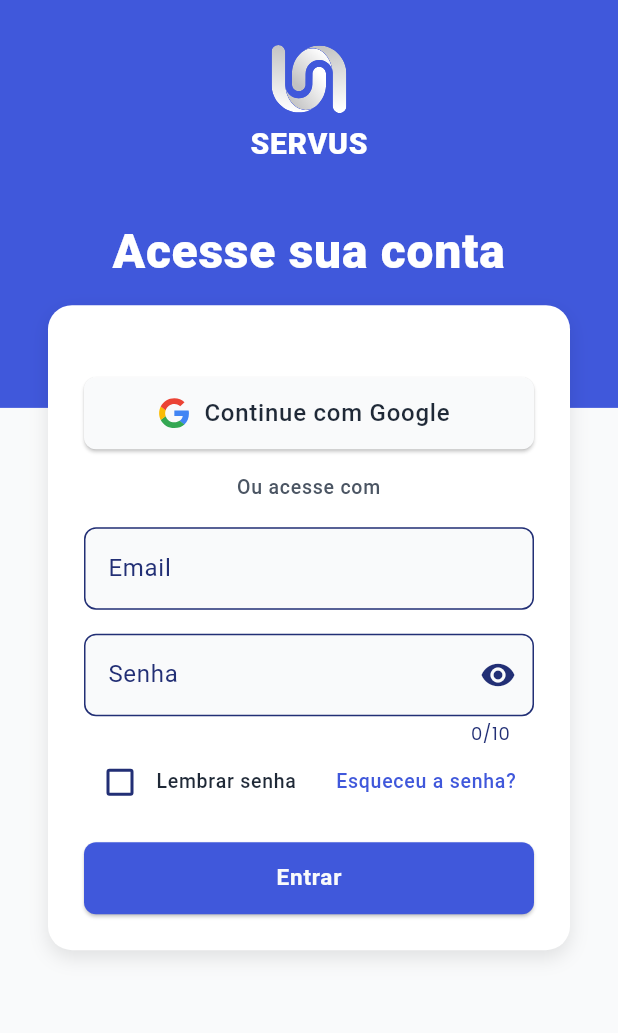
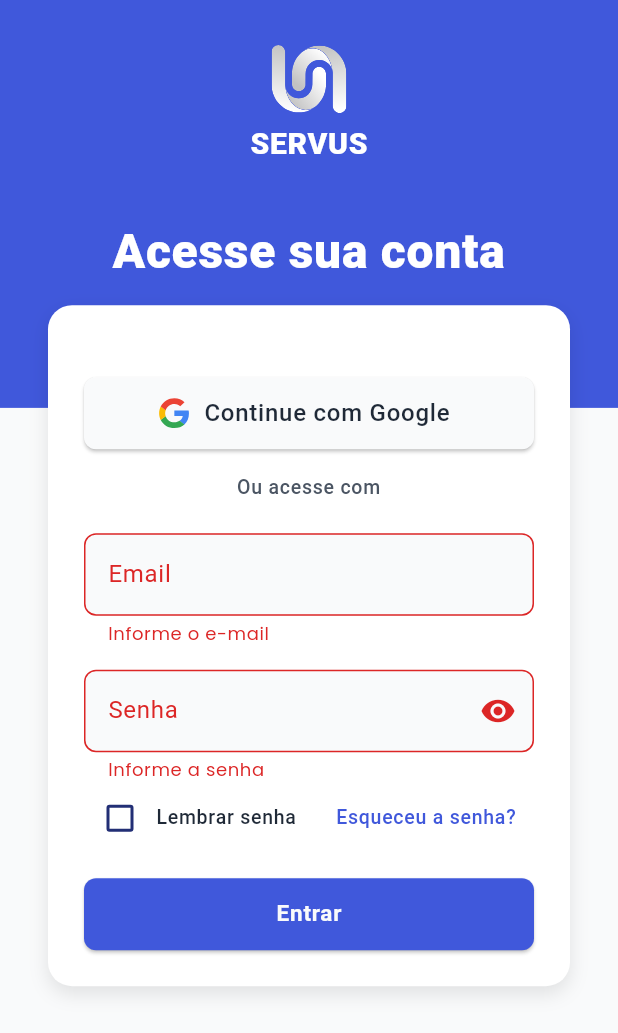
Before and after one commit to AndersonASP/servus_app, a Flutter app: the LoginScreen screen opened by its route, after a tap on "Entrar", on a phone screen of 412 x 824 dp. Shown: the top 1033 px of the screen. Run offline on Flutter 3.47's test engine with Material 3 defaults, Android fonts, the light colour scheme and no system bars; our stand-ins replace flutter_slidable, flutter_svg, go_router, google_fonts; network calls fail.

Commit message:
Create dashboard and login adjust

```diff
--- a/lib/core/theme/color_scheme.dart
+++ b/lib/core/theme/color_scheme.dart
@@ -10,4 +10,8 @@
   static const textMedium = Color(0xFF4B5563);   // Texto secundário
   static const border = Color(0xFFE5E7EB);       // Linhas, divisórias
   static const error = Color(0xFFDC2626);        // Erros
+  static const cardBackground = Color(0xFFDDE3FF); // para cartões e containers
+  static const funcoesBackground = Color(0xFF637DFF); // para cartões e containers
+  static const teste = Color(0xFFE0B200); // verde material para “ação confirmada”
+  static const teste2 = Color(0xFF43A047); // verde material para “ação confirmada”
 }
--- a/lib/core/theme/light_theme.dart
+++ b/lib/core/theme/light_theme.dart
@@ -3,6 +3,7 @@
 import 'package:servus_app/core/theme/color_scheme.dart';
 
 final ThemeData lightTheme = ThemeData(
+
   textTheme: GoogleFonts.poppinsTextTheme(ThemeData.dark().textTheme).copyWith(
     bodyLarge: TextStyle(color: ServusColors.surface),
     bodyMedium: TextStyle(color: ServusColors.surface),
--- a/lib/features/login/login_screen.dart
+++ b/lib/features/login/login_screen.dart
@@ -1,4 +1,5 @@
 import 'package:flutter/material.dart';
+import 'package:go_router/go_router.dart';
 import 'package:provider/provider.dart';
 import 'package:servus_app/core/theme/color_scheme.dart';
 import 'package:servus_app/core/theme/context_extension.dart';
@@ -12,11 +13,12 @@
   Widget build(BuildContext context) {
     final screenHeight = MediaQuery.of(context).size.height;
     final statusBarHeight = MediaQuery.of(context).padding.top;
+    final _formKey = GlobalKey<FormState>();
 
     return Scaffold(
       body: Stack(
         children: [
-          // Fundo azul ocupando 40% da tela + área da notch
+          // Fundo azul ocupando 33% da tela + área da notch
           Positioned(
             top: 0,
             left: 0,
@@ -71,6 +73,8 @@
                           ),
                         ],
                       ),
+                      child: Form(
+                        key: _formKey,
                         child: Column(
                           crossAxisAlignment: CrossAxisAlignment.stretch,
                           children: [
@@ -89,7 +93,8 @@
                               ),
                               onPressed: () {},
                               style: ElevatedButton.styleFrom(
-                              backgroundColor: context.theme.scaffoldBackgroundColor,
+                                backgroundColor:
+                                    context.theme.scaffoldBackgroundColor,
                                 shape: RoundedRectangleBorder(
                                   borderRadius: BorderRadius.circular(8),
                                 ),
@@ -113,22 +118,9 @@
                                       fontWeight: FontWeight.w500,
                                     ),
                                 textAlign: TextAlign.center),
-                          const SizedBox(height: 16),
-                          TextField(
-                            style:
-                                Theme.of(context).textTheme.bodyLarge?.copyWith(
-                                      color: ServusColors.textHigh,
-                                      fontSize: 15,
-                                      fontWeight: FontWeight.w500,
-                                    ),
-                            controller:
-                                context.read<LoginController>().emailController,
-                            decoration:
-                                const InputDecoration(labelText: 'Email'),
-                          ),
-                          const SizedBox(height: 16),
-                          Consumer<LoginController>(
-                            builder: (context, controller, _) => TextField(
+                            const SizedBox(height: 20),
+                            TextFormField(
+                              keyboardType: TextInputType.emailAddress,
                               style: Theme.of(context)
                                   .textTheme
                                   .bodyLarge
@@ -137,8 +129,47 @@
                                     fontSize: 15,
                                     fontWeight: FontWeight.w500,
                                   ),
-                              maxLength: 10,
+                              controller: context
+                                  .read<LoginController>()
+                                  .emailController,
+                              decoration:
+                                  const InputDecoration(labelText: 'Email'),
+                              validator: (value) {
+                                if (value == null || value.isEmpty) {
+                                  return 'Informe o e-mail';
+                                }
+                                final emailRegex =
+                                    RegExp(r'^[\w\.-]+@[\w\.-]+\.\w+$');
+                                if (!emailRegex.hasMatch(value)) {
+                                  return 'E-mail inválido';
+                                }
+                                return null;
+                              },
+                            ),
+                            const SizedBox(height: 16),
+                            Consumer<LoginController>(
+                              builder: (context, controller, _) =>
+                                  TextFormField(
+                                style: Theme.of(context)
+                                    .textTheme
+                                    .bodyLarge
+                                    ?.copyWith(
+                                      color: ServusColors.textHigh,
+                                      fontSize: 15,
+                                      fontWeight: FontWeight.w500,
+                                    ),
+                                maxLength: 8,
+                                buildCounter: (_, {required int currentLength, required bool isFocused, required int? maxLength}) => null,
                                 controller: controller.passwordController,
+                                validator: (value) {
+                                  if (value == null || value.isEmpty) {
+                                    return 'Informe a senha';
+                                  }
+                                  if (value.length < 8) {
+                                    return 'A senha deve ter pelo menos 8 caracteres';
+                                  }
+                                  return null;
+                                },
                                 obscureText: !controller.isPasswordVisible,
                                 decoration: InputDecoration(
                                   labelText: 'Senha',
@@ -179,7 +210,8 @@
                                           .textTheme
                                           .bodyLarge
                                           ?.copyWith(
-                                          color: context.theme.colorScheme.primary,
+                                            color: context
+                                                .theme.colorScheme.primary,
                                             fontSize: 13,
                                             fontWeight: FontWeight.w500,
                                           ),
@@ -190,10 +222,16 @@
                             ),
                             const SizedBox(height: 16),
                             ElevatedButton(
-                            onPressed: () {},
+                              onPressed: () {
+                                if (_formKey.currentState!.validate()) {
+                                  context.go('/dashboard');
+                                }
+                              },
                               style: ElevatedButton.styleFrom(
-                              backgroundColor: context.theme.colorScheme.primary,
-                              foregroundColor: context.theme.scaffoldBackgroundColor,
+                                backgroundColor:
+                                    context.theme.colorScheme.primary,
+                                foregroundColor:
+                                    context.theme.scaffoldBackgroundColor,
                                 shape: RoundedRectangleBorder(
                                   borderRadius: BorderRadius.circular(8),
                                 ),
@@ -205,13 +243,15 @@
                                     .textTheme
                                     .bodyLarge
                                     ?.copyWith(
-                                    color: context.theme.scaffoldBackgroundColor,
+                                      color:
+                                          context.theme.scaffoldBackgroundColor,
                                       fontSize: 15,
                                       fontWeight: FontWeight.w600,
                                     ),
                               ),
                             ),
                           ],
+                        ),
                       ),
                     ),
                     const SizedBox(height: 24),
--- a/lib/routes/app_router.dart
+++ b/lib/routes/app_router.dart
@@ -1,4 +1,5 @@
 import 'package:go_router/go_router.dart';
+import 'package:servus_app/features/dashboard/dashboard_screen.dart';
 import 'package:servus_app/features/login/login_screen.dart';
 import 'package:servus_app/features/splash/welcome_screen.dart';
 
@@ -20,5 +21,9 @@
       path: '/login',
       builder: (context, state) => const LoginScreen(),
     ),
+    GoRoute(
+      path: '/dashboard',
+      builder: (context, state) => const DashboardScreen(),
+    ),
   ],
 );
--- a/pubspec.yaml
+++ b/pubspec.yaml
@@ -16,6 +16,7 @@
   english_words: ^4.0.0
   provider: ^6.0.0
   flutter_svg: ^2.2.0
+  flutter_slidable: ^3.0.0
 
 dev_dependencies:
   flutter_test:
```
Also changed, not shown: lib/features/dashboard/dashboard_controller.dart (added, +45 -0 lines), lib/features/dashboard/dashboard_screen.dart (added, +318 -0 lines), lib/features/dashboard/models/botao_status_model.dart (added, +15 -0 lines), pubspec.lock. Lines whose indentation alone changed are shown as unchanged.
